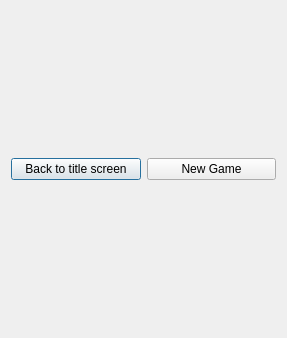
This is TicTacToeGame.ui in aosama16/Qt-Tic-Tac-Toe as Qt 5 draws it before an edit. The edited form follows.
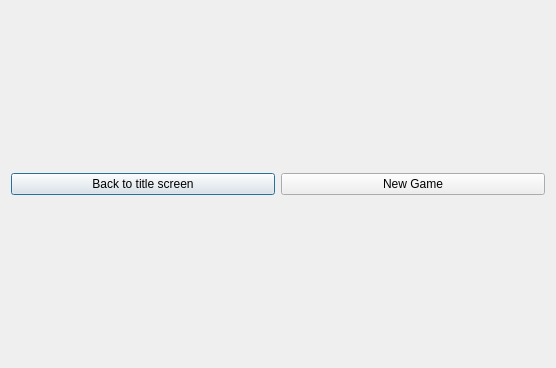
This is the edited form.

Commit message:
Resized the dialog after adding cell pushbuttons.
Avoiding the error "Unable to set geometry"

Diff of the .ui file:
```diff
--- a/TicTacToeGame.ui
+++ b/TicTacToeGame.ui
@@ -6,12 +6,12 @@
    <rect>
     <x>0</x>
     <y>0</y>
-    <width>287</width>
-    <height>338</height>
+    <width>556</width>
+    <height>368</height>
    </rect>
   </property>
   <property name="sizePolicy">
-   <sizepolicy hsizetype="Maximum" vsizetype="Minimum">
+   <sizepolicy hsizetype="Preferred" vsizetype="Preferred">
     <horstretch>0</horstretch>
     <verstretch>0</verstretch>
    </sizepolicy>
```
Left out of the diff: 3 changed lines with no effect on the pictures. The commit also changes 1 other file.
